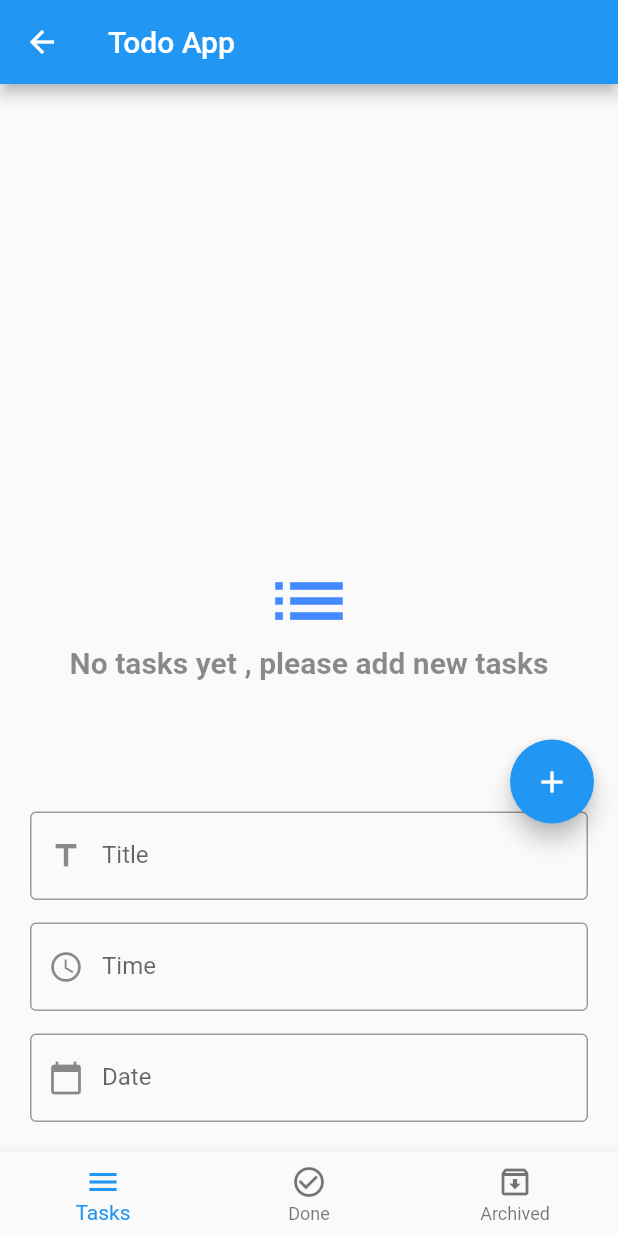
After one commit to Eslam172/todo_app, a Flutter app: the screen it shows after launch, after a tap on the "edit" icon, on a phone screen of 412 x 824 dp. The commit adds this screen. Run offline on Flutter 3.47's test engine with Material 2 defaults, Android fonts, the phone set to English and light mode, and no system bars; our stand-ins replace bloc, conditional_builder_null_safety, flutter_bloc, sqflite; accounts and stored records are empty.

Commit message:
finish app

```diff
--- /dev/null
+++ b/lib/home_screen.dart
@@ -0,0 +1,203 @@
+import 'package:conditional_builder_null_safety/conditional_builder_null_safety.dart';
+import 'package:flutter/material.dart';
+import 'package:flutter_bloc/flutter_bloc.dart';
+import 'package:intl/intl.dart';
+import 'package:todo_application/screens/archived_tasks_screen.dart';
+import 'package:todo_application/screens/done_tasks_screen.dart';
+import 'package:todo_application/screens/new_tasks_screen.dart';
+import 'package:sqflite/sqflite.dart';
+import 'package:todo_application/shared/components/constants.dart';
+import 'package:todo_application/shared/cubit/cubit.dart';
+import 'package:todo_application/shared/cubit/states.dart';
+
+
+class HomeScreen extends StatelessWidget {
+
+  var scaffoldKey = GlobalKey<ScaffoldState>();
+  var formKey = GlobalKey<FormState>();
+
+  var titleController = TextEditingController();
+  var timeController = TextEditingController();
+  var dateController = TextEditingController();
+
+  HomeScreen({Key? key}) : super(key: key);
+
+  @override
+  Widget build(BuildContext context) {
+
+
+    return BlocProvider(
+      create: (BuildContext context)  => AppCubit()..createDatabase(),
+      child: BlocConsumer<AppCubit , AppStates>(
+        listener: (context , state) {},
+        builder: (context , state) {
+          AppCubit cubit = AppCubit.get(context);
+          return Scaffold(
+            key: scaffoldKey,
+            appBar: AppBar(
+              title: const Text('Todo App'),
+            ),
+            floatingActionButton: FloatingActionButton(
+              onPressed: (){
+                if(cubit.isBottomSheetShown){
+                  if(formKey.currentState!.validate()){
+                    cubit.insertIntoDatabase(
+                        title: titleController.text,
+                        time: timeController.text,
+                        date: dateController.text
+                    ).then((value) {
+                      Navigator.pop(context);
+                    });
+                    // insertIntoDatabase(
+                    //     title: titleController.text,
+                    //     time: timeController.text,
+                    //     date: dateController.text
+                    // ).then((value) {
+                    //   getDataFromDatabase(database).then((value) {
+                    //     Navigator.pop(context);
+                    //     // setState(() {
+                    //     //   fabIcon = Icons.edit;
+                    //     // });
+                    //     isBottomSheetShown = false;
+                    //   });
+                    //
+                    // });
+                  }
+                }else{
+                  scaffoldKey.currentState?.showBottomSheet((context) {
+                    return Container(
+                      margin: const EdgeInsets.all(20),
+                      decoration: BoxDecoration(
+                        borderRadius: BorderRadius.circular(10),
+                      ),
+                      child: Form(
+                        key: formKey,
+                        child: Column(
+                          mainAxisSize: MainAxisSize.min,
+                          children: [
+                            TextFormField(
+                              controller: titleController,
+                              keyboardType:TextInputType.text ,
+                              validator: (String? value){
+                                if(value?.isEmpty == true){
+
+                                  return 'title must not be empty';
+                                }
+                                return null;
+                              },
+                              decoration: const InputDecoration(
+                                label: Text('Title'),
+                                border: OutlineInputBorder(),
+                                prefixIcon: Icon(Icons.title_outlined),
+                              ),
+                            ),
+                            const SizedBox(height: 15,),
+                            TextFormField(
+                              controller: timeController,
+                              keyboardType:TextInputType.datetime ,
+                              validator: (String? value){
+                                if(value?.isEmpty == true){
+
+                                  return 'time must not be empty';
+                                }
+                                return null;
+                              },
+                              onTap: (){
+                                showTimePicker(context: context,
+                                    initialTime: TimeOfDay.now()
+                                ).then((value) {
+                                  timeController.text = value!.format(context).toString();
+                                });
+                              },
+                              readOnly: true,
+                              showCursor: true,
+                              decoration: const InputDecoration(
+                                label: Text('Time'),
+                                border: OutlineInputBorder(),
+                                prefixIcon: Icon(Icons.watch_later_outlined),
+                              ),
+                            ),
+                            const SizedBox(height: 15,),
+                            TextFormField(
+                              controller: dateController,
+                              keyboardType:TextInputType.datetime ,
+                              validator: (String? value){
+                                if(value?.isEmpty == true){
+
+                                  return 'date must not be empty';
+                                }
+                                return null;
+                              },
+                              onTap: (){
+                                showDatePicker(context: context,
+                                    initialDate: DateTime.now()
+                                    , firstDate: DateTime.now(),
+                                    lastDate: DateTime.parse('2022-06-11')
+                                ).then((value) {
+                                  dateController.text = DateFormat.yMMMd().format(value!);
+                                });
+                              },
+                              readOnly: true,
+                              showCursor: true,
+                              decoration: const InputDecoration(
+                                label: Text('Date'),
+                                border: OutlineInputBorder(),
+                                prefixIcon: Icon(Icons.calendar_today),
+                              ),
+                            ),
+                          ],
+                        ),
+                      ),
+                    );
+                  }).closed.then((value) {
+
+                    cubit.changeBottomSheet(isShow: false, icon: Icons.edit);
+
+                  });
+                  cubit.changeBottomSheet(isShow: true, icon: Icons.add);
+
+                }
+
+              },
+              child: Icon(cubit.fabIcon),
+            ),
+            bottomNavigationBar: BottomNavigationBar(
+              currentIndex: cubit.selectedIndex,
+              onTap: (index){
+                cubit.changeIndex(index);
+              },
+              items: const [
+                BottomNavigationBarItem(
+                    icon: Icon(Icons.menu),
+                    label: 'Tasks'
+                ),
+                BottomNavigationBarItem(
+                    icon: Icon(Icons.check_circle_outline),
+                    label: 'Done'
+                ),
+                BottomNavigationBarItem(
+                    icon: Icon(Icons.archive_outlined),
+                    label: 'Archived'
+                ),
+              ],
+            ),
+            body: ConditionalBuilder(
+              condition: state is! AppGetDatabaseLoadingState,
+              builder: (context) => cubit.screens[cubit.selectedIndex],
+              fallback: (context) => const Center(child: CircularProgressIndicator()),
+            ),
+          );
+    },
+      ),
+    );
+  }
+
+}
+
+// create database
+// create table
+// open database
+// insert to database
+// get from database
+// update into database
+// delete from database
--- a/lib/main.dart
+++ b/lib/main.dart
@@ -1,8 +1,18 @@
+import 'package:bloc/bloc.dart';
 import 'package:flutter/material.dart';
-import 'package:todo_application/screens/home_screen.dart';
+import 'package:todo_application/home_screen.dart';
+import 'package:todo_application/shared/bloc_observer.dart';
+import 'package:todo_application/shared/cubit/cubit.dart';
 
 void main() {
-  runApp(const MyApp());
+  BlocOverrides.runZoned(
+        () {
+          runApp(const MyApp());
+
+      // Use cubits...
+    },
+    blocObserver: MyBlocObserver(),
+  );
 }
 
 class MyApp extends StatelessWidget {
@@ -16,7 +26,7 @@ class MyApp extends StatelessWidget {
       theme: ThemeData(
 
       ),
-      home: const HomeScreen(),
+      home:  HomeScreen(),
     );
   }
 }
--- /dev/null
+++ b/lib/screens/new_tasks_screen.dart
@@ -0,0 +1,46 @@
+import 'package:flutter/material.dart';
+import 'package:flutter_bloc/flutter_bloc.dart';
+import 'package:todo_application/shared/components/components.dart';
+import 'package:todo_application/shared/components/constants.dart';
+import 'package:todo_application/shared/cubit/cubit.dart';
+import 'package:todo_application/shared/cubit/states.dart';
+
+class NewTasksScreen extends StatelessWidget {
+  const NewTasksScreen({Key? key}) : super(key: key);
+
+  @override
+  Widget build(BuildContext context) {
+    return BlocConsumer<AppCubit , AppStates>(
+      listener: (context , state) {},
+      builder: (context , state) {
+        var tasks = AppCubit.get(context).newTasks;
+        if(tasks.isEmpty){
+          return Center(
+            child: Column(
+              crossAxisAlignment: CrossAxisAlignment.center,
+              mainAxisAlignment: MainAxisAlignment.center,
+              children: const [
+                Icon(Icons.list,size: 60,color: Colors.blueAccent,),
+                Text('No tasks yet , please add new tasks',style: TextStyle(
+                  fontWeight: FontWeight.bold,
+                  fontSize: 20,
+                  color: Colors.black45
+                ),)
+              ],
+            ),
+          );
+        }else{
+          return ListView.separated(
+              itemBuilder: (context , index) => buildTaskItem(tasks[index],context),
+              separatorBuilder: (context , index) => Container(
+                width: double.infinity,
+                height: 0,
+              ),
+              itemCount: tasks.length
+          );
+        }
+
+    },
+    );
+  }
+}
--- /dev/null
+++ b/lib/shared/cubit/cubit.dart
@@ -0,0 +1,142 @@
+import 'package:bloc/bloc.dart';
+import 'package:flutter/cupertino.dart';
+import 'package:flutter/material.dart';
+import 'package:flutter_bloc/flutter_bloc.dart';
+import 'package:sqflite/sqflite.dart';
+import 'package:todo_application/shared/cubit/states.dart';
+
+import '../../screens/archived_tasks_screen.dart';
+import '../../screens/done_tasks_screen.dart';
+import '../../screens/new_tasks_screen.dart';
+import '../components/constants.dart';
+
+class AppCubit extends Cubit<AppStates>{
+  AppCubit() : super(AppInitialState());
+
+  static AppCubit get(context) => BlocProvider.of<AppCubit>(context);
+
+  int selectedIndex =0;
+  late Database database;
+  List<Map> newTasks=[];
+  List<Map> doneTasks=[];
+  List<Map> archivedTasks=[];
+
+
+  List<Widget> screens =[
+    const NewTasksScreen(),
+    const DoneTasksScreen(),
+    const ArchivedTasksScreen()
+  ];
+
+  void changeIndex(int index){
+    selectedIndex = index;
+    emit(AppChangeBottomNavState());
+  }
+
+  void createDatabase() {
+     openDatabase(
+        'todo.db',
+        version: 1,
+        onCreate: (database , version){
+          print('database created');
+
+          database.execute('CREATE TABLE tasks (id INTEGER PRIMARY KEY , title TEXT , date TEXT , time TEXT , status TEXT)').then((value) {
+            print('table created');
+          }).catchError((error){
+            print('Error when creating table ${error.toString()}');
+          });
+        },
+        onOpen: (database){
+          getDataFromDatabase(database);
+          print('database opened');
+        }
+    ).then((value) {
+      database = value;
+      emit(AppCreateDatabaseState());
+     });
+  }
+
+  Future insertIntoDatabase({
+    required String title,
+    required String time,
+    required String date,
+  }) async{
+    await database.transaction((txn) {
+      return txn.rawInsert(
+          'INSERT INTO tasks (title, time, date, status) VALUES ("$title", "$time", "$date", "new")'
+      );
+    }).then((value) {
+      print(' ${value} raw inserted successfully');
+      getDataFromDatabase(database);
+      emit(AppInsertDatabaseState());
+
+    }).catchError((error){
+      print('Error when inserting record ${error.toString()}');
+    });
+
+  }
+
+  void getDataFromDatabase(database) async{
+
+    emit(AppGetDatabaseLoadingState());
+     database.rawQuery('SELECT * FROM tasks').then((value) {
+
+       emit(AppGetDatabaseState());
+       newTasks=[];
+       doneTasks=[];
+       archivedTasks=[];
+
+       value.forEach((element) {
+         if(element['status'] == 'new'){
+           newTasks.add(element);
+         }else if(element['status'] == 'done'){
+           doneTasks.add(element);
+         }else {
+           archivedTasks.add(element);
+         }
+       });
+     });
+
+  }
+  void updateData({
+  required String status,
+  required int id,
+}){
+      database.rawUpdate(
+        'UPDATE tasks SET status = ? WHERE id = ?',
+        [status, id]
+      ).then((value) {
+        emit(AppUpdateDatabaseState());
+
+        getDataFromDatabase(database);
+      });
+  }
+
+  void deleteData({
+    required int id,
+  }){
+    database.rawDelete(
+        'DELETE FROM tasks  WHERE id = ?',
+        [ id]
+    ).then((value) {
+
+      emit(AppDeleteDatabaseState());
+
+      getDataFromDatabase(database);
+    });
+  }
+
+  bool isBottomSheetShown = false;
+  IconData fabIcon = Icons.edit;
+
+  void changeBottomSheet({
+  required bool isShow,
+  required IconData icon,
+}){
+    isBottomSheetShown = isShow;
+    fabIcon = icon;
+
+    emit(AppChangeBottomSheetState());
+  }
+
+}
--- /dev/null
+++ b/lib/shared/cubit/states.dart
@@ -0,0 +1,19 @@
+abstract class AppStates{}
+
+class AppInitialState extends AppStates{}
+
+class AppChangeBottomNavState extends AppStates{}
+
+class AppCreateDatabaseState extends AppStates{}
+
+class AppGetDatabaseLoadingState extends AppStates{}
+
+class AppGetDatabaseState extends AppStates{}
+
+class AppInsertDatabaseState extends AppStates{}
+
+class AppUpdateDatabaseState extends AppStates{}
+
+class AppDeleteDatabaseState extends AppStates{}
+
+class AppChangeBottomSheetState extends AppStates{}
```
Also changed, not shown: lib/screens/archived_tasks_screen.dart (added, +46 -0 lines), lib/screens/done_tasks_screen.dart (added, +45 -0 lines), lib/screens/home_screen.dart (deleted, +0 -14 lines), lib/shared/bloc_observer.dart (added, +27 -0 lines), lib/shared/components/components.dart (added, +75 -0 lines), pubspec.yaml (+10 -0 lines), lib/shared/components/constants.dart (added), pubspec.lock, 2 other files.
